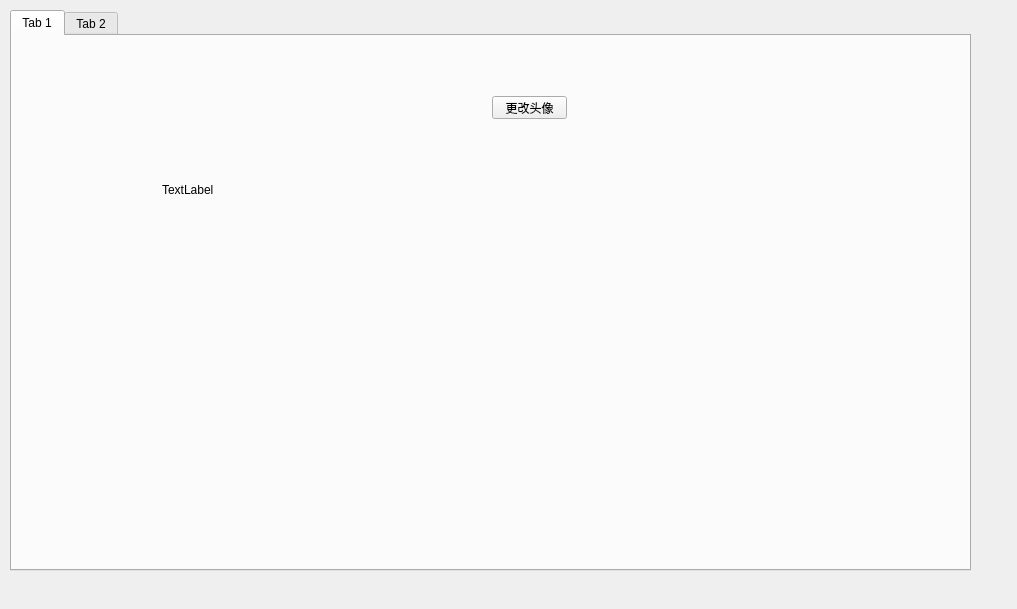
Before: the Qt Designer form src/settings.ui in vmomenv/MOMODeskMind, drawn with Qt 5.
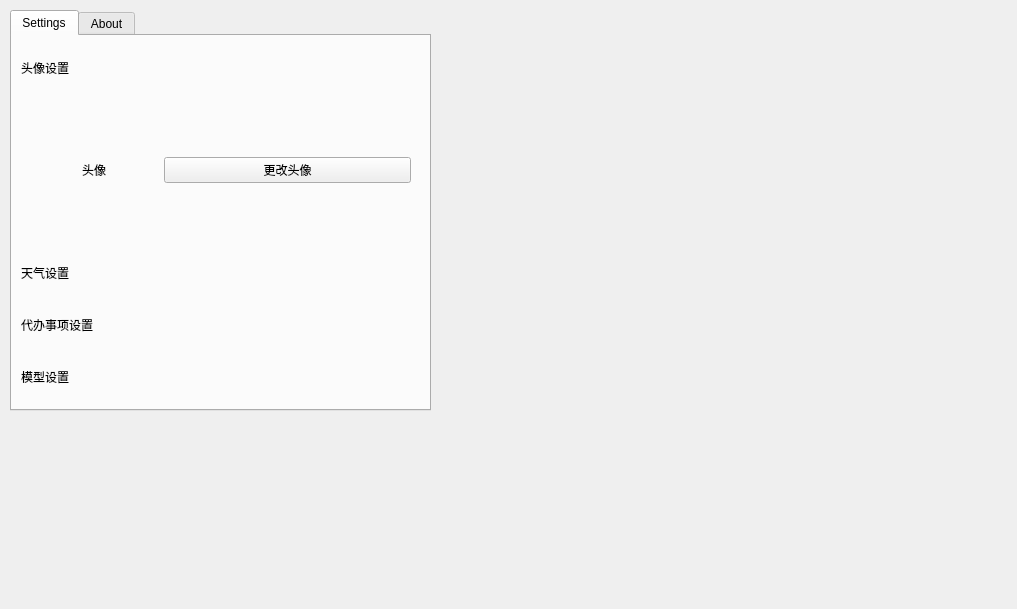
After: the same form once the commit is applied.

Commit message: 更新设置界面ui

```diff
--- a/src/settings.ui
+++ b/src/settings.ui
@@ -18,8 +18,8 @@
     <rect>
      <x>10</x>
      <y>10</y>
-     <width>961</width>
-     <height>561</height>
+     <width>421</width>
+     <height>401</height>
     </rect>
    </property>
    <property name="currentIndex">
@@ -27,38 +27,77 @@
    </property>
    <widget class="QWidget" name="tab">
     <attribute name="title">
-     <string>Tab 1</string>
+     <string>Settings</string>
     </attribute>
-    <widget class="QPushButton" name="changeAvatarButton">
-     <property name="geometry">
-      <rect>
-       <x>480</x>
-       <y>60</y>
-       <width>75</width>
-       <height>23</height>
-      </rect>
-     </property>
-     <property name="text">
-      <string>更改头像</string>
-     </property>
-    </widget>
-    <widget class="QLabel" name="avatarLabel">
-     <property name="geometry">
-      <rect>
-       <x>150</x>
-       <y>90</y>
-       <width>128</width>
-       <height>128</height>
-      </rect>
-     </property>
-     <property name="text">
-      <string>TextLabel</string>
-     </property>
-    </widget>
+    <layout class="QVBoxLayout" name="verticalLayout_2">
+     <item>
+      <widget class="QLabel" name="label_4">
+       <property name="text">
+        <string>头像设置</string>
+       </property>
+      </widget>
+     </item>
+     <item>
+      <widget class="QWidget" name="widget" native="true">
+       <layout class="QHBoxLayout" name="horizontalLayout">
+        <item>
+         <widget class="QLabel" name="avatarLabel">
+          <property name="minimumSize">
+           <size>
+            <width>128</width>
+            <height>128</height>
+           </size>
+          </property>
+          <property name="maximumSize">
+           <size>
+            <width>128</width>
+            <height>128</height>
+           </size>
+          </property>
+          <property name="text">
+           <string>头像</string>
+          </property>
+          <property name="alignment">
+           <set>Qt::AlignmentFlag::AlignCenter</set>
+          </property>
+         </widget>
+        </item>
+        <item>
+         <widget class="QPushButton" name="changeAvatarButton">
+          <property name="text">
+           <string>更改头像</string>
+          </property>
+         </widget>
+        </item>
+       </layout>
+      </widget>
+     </item>
+     <item>
+      <widget class="QLabel" name="label_5">
+       <property name="text">
+        <string>天气设置</string>
+       </property>
+      </widget>
+     </item>
+     <item>
+      <widget class="QLabel" name="label_6">
+       <property name="text">
+        <string>代办事项设置</string>
+       </property>
+      </widget>
+     </item>
+     <item>
+      <widget class="QLabel" name="label_7">
+       <property name="text">
+        <string>模型设置</string>
+       </property>
+      </widget>
+     </item>
+    </layout>
    </widget>
    <widget class="QWidget" name="tab_2">
     <attribute name="title">
-     <string>Tab 2</string>
+     <string>About</string>
     </attribute>
    </widget>
   </widget>
```
Left out of the diff: 35 changed lines with no effect on the pictures.
